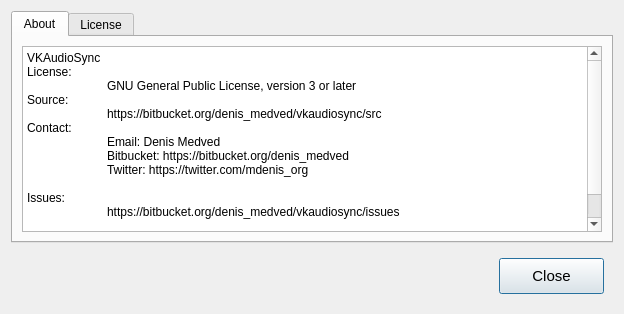
Old version of the form src/ui/about.ui in the repository DenisMedved/vkaudiosync.
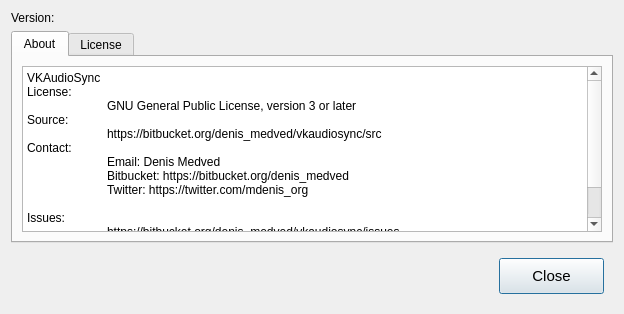
New version of the form. Icons and pictures are not drawn.

Commit message: add version of application into about dialog

Diff of the .ui file:
```diff
--- a/src/ui/about.ui
+++ b/src/ui/about.ui
@@ -14,6 +14,42 @@
    <string>Dialog</string>
   </property>
   <layout class="QVBoxLayout" name="verticalLayout">
+   <item>
+    <layout class="QHBoxLayout" name="horizontalLayout_2">
+     <item>
+      <widget class="QLabel" name="versionLabel">
+       <property name="sizePolicy">
+        <sizepolicy hsizetype="Fixed" vsizetype="Preferred">
+         <horstretch>0</horstretch>
+         <verstretch>0</verstretch>
+        </sizepolicy>
+       </property>
+       <property name="minimumSize">
+        <size>
+         <width>7</width>
+         <height>0</height>
+        </size>
+       </property>
+       <property name="maximumSize">
+        <size>
+         <width>16777215</width>
+         <height>16777214</height>
+        </size>
+       </property>
+       <property name="text">
+        <string>Version:</string>
+       </property>
+      </widget>
+     </item>
+     <item>
+      <widget class="QLabel" name="version">
+       <property name="text">
+        <string notr="true"/>
+       </property>
+      </widget>
+     </item>
+    </layout>
+   </item>
    <item>
     <widget class="QTabWidget" name="tabAbout">
      <property name="currentIndex">
```
The commit also changes 1 other file.
